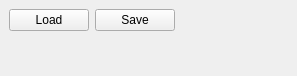
gerbilvis/gerbil, file docks/labelingdock.ui: the form before one commit.
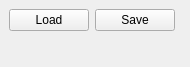
The form after the commit. Icons and pictures are not drawn.

The edit to the form file:
```diff
--- a/docks/labelingdock.ui
+++ b/docks/labelingdock.ui
@@ -6,8 +6,8 @@
    <rect>
     <x>0</x>
     <y>0</y>
-    <width>297</width>
-    <height>76</height>
+    <width>190</width>
+    <height>67</height>
    </rect>
   </property>
   <property name="windowTitle">
@@ -42,8 +42,8 @@
       </property>
       <property name="sizeHint" stdset="0">
        <size>
-        <width>23</width>
-        <height>20</height>
+        <width>0</width>
+        <height>0</height>
        </size>
       </property>
      </spacer>
@@ -55,7 +55,7 @@
       </property>
       <property name="sizeHint" stdset="0">
        <size>
-        <width>17</width>
+        <width>0</width>
         <height>0</height>
        </size>
       </property>
```
Left out of the diff: 6 changed lines with no effect on the pictures.
